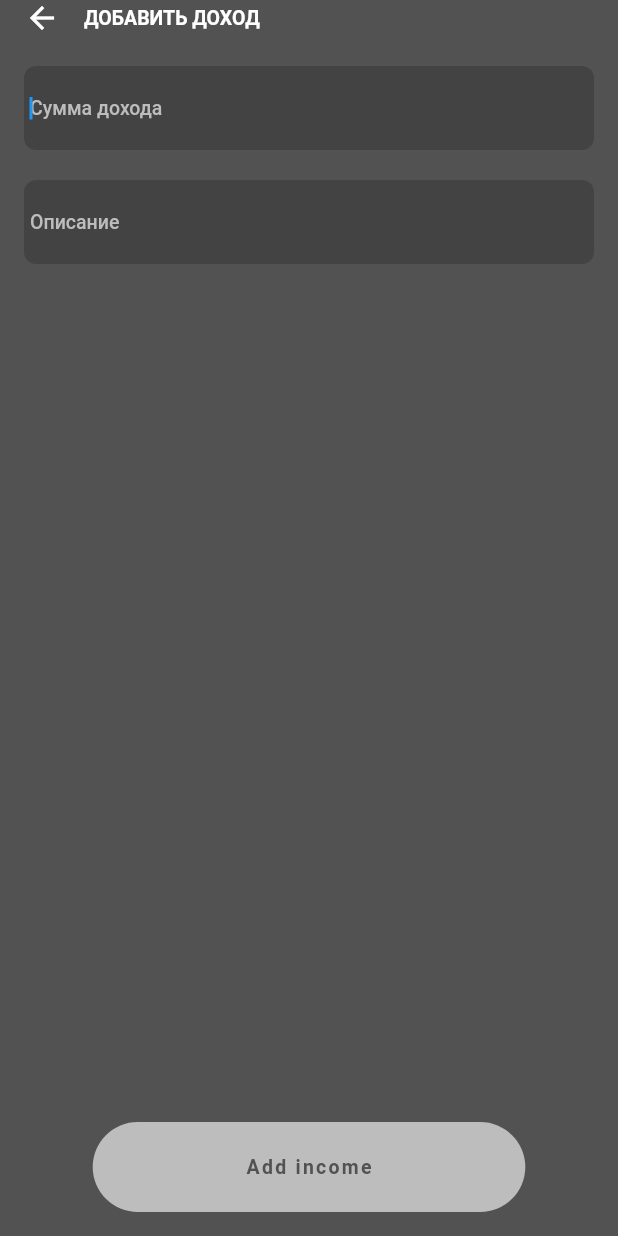
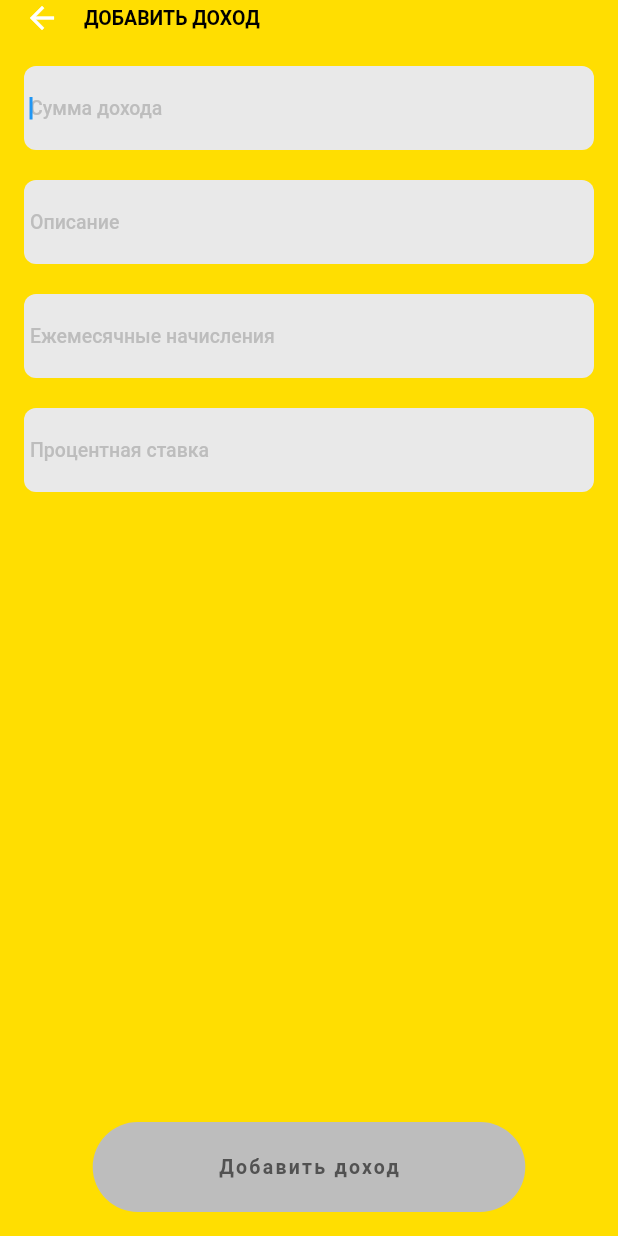
Before and after one commit to ivan-lab-pvls/TinBank, a Flutter app: the AddIncomeScreen screen opened directly with empty values, on a phone screen of 412 x 824 dp. Run offline on Flutter 3.47's test engine with Material 2 defaults, Android fonts, the light colour scheme and no system bars; our stand-ins replace dio, firebase_core, firebase_messaging, flutter_local_notifications, flutter_svg, go_router and 3 more; accounts and stored records are empty; network calls fail; statements that could not run were skipped.

Commit message:
first commitx

```diff
--- a/lib/data/models/income.dart
+++ b/lib/data/models/income.dart
@@ -21,11 +21,11 @@ class Income {
 
 enum IncomeSource {
   @JsonValue('personalEncome')
-  personalIncome('assets/income_source/personal_income.png', 'Personal income'),
+  personalIncome('assets/income_source/personal_income.png', 'Личные начисления'),
   @JsonValue('realEstate')
-  realEstate('assets/income_source/real_estate.png', 'Real estate'),
+  realEstate('assets/income_source/real_estate.png', 'Недвижимость'),
   @JsonValue('dividents')
-  dividents('assets/income_source/dividents.png', 'Dividents');
+  dividents('assets/income_source/dividents.png', 'Дивиденды');
 
   const IncomeSource(this.iconPath, this.title);
 
--- a/lib/screens/add_income_screen/add_income_screen.dart
+++ b/lib/screens/add_income_screen/add_income_screen.dart
@@ -31,9 +31,13 @@ class AddIncomeScreen extends StatefulWidget {
 class _AddIncomeScreenState extends State<AddIncomeScreen> {
   final TextEditingController _summController = TextEditingController();
   final TextEditingController _descController = TextEditingController();
+  final TextEditingController d1 = TextEditingController();
+  final TextEditingController d2 = TextEditingController();
 
   final FocusNode _summFocusNode = FocusNode();
   final FocusNode _descFocusNode = FocusNode();
+  final FocusNode _d1 = FocusNode();
+  final FocusNode _d2 = FocusNode();
 
   final ValueNotifier<bool> buttonEnabledNotifier = ValueNotifier(false);
 
@@ -70,7 +74,7 @@ class _AddIncomeScreenState extends State<AddIncomeScreen> {
   @override
   Widget build(BuildContext context) {
     return Scaffold(
-      backgroundColor: CustomTheme.greyColor,
+      backgroundColor: context.theme.primaryColor,
       body: SafeArea(
         child: Padding(
           padding: const EdgeInsets.symmetric(horizontal: 16),
@@ -91,7 +95,7 @@ class _AddIncomeScreenState extends State<AddIncomeScreen> {
                   Text(
                     'ДОБАВИТЬ ДОХОД',
                     style: context.textTheme.displayMedium
-                        ?.copyWith(color: CustomTheme.whiteColor),
+                        ?.copyWith(color: const Color.fromARGB(255, 0, 0, 0)),
                   ),
                 ],
               ),
@@ -112,6 +116,18 @@ class _AddIncomeScreenState extends State<AddIncomeScreen> {
                 focusNode: _descFocusNode,
                 hintText: 'Описание',
               ),
+              const SizedBox(height: 20),
+              AddIncomeTextField(
+                controller: d1,
+                focusNode: _d1,
+                hintText: 'Ежемесячные начисления',
+              ),
+              const SizedBox(height: 20),
+              AddIncomeTextField(
+                controller: d2,
+                focusNode: _d2,
+                hintText: 'Процентная ставка',
+              ),
             ],
           ),
         ),
@@ -119,7 +135,7 @@ class _AddIncomeScreenState extends State<AddIncomeScreen> {
       floatingActionButton: AddIncomeButton(
         buttonEnabledNotifier: buttonEnabledNotifier,
         onTap: _onAddIncomeTap,
-        title: widget.income == null ? 'Add income' : 'Edit income',
+        title: widget.income == null ? 'Добавить доход' : 'Редактировать',
       ),
       floatingActionButtonLocation: FloatingActionButtonLocation.centerFloat,
     );
--- a/lib/screens/add_income_screen/widgets/add_income_text_field.dart
+++ b/lib/screens/add_income_screen/widgets/add_income_text_field.dart
@@ -26,7 +26,7 @@ class AddIncomeTextField extends StatelessWidget {
     return Container(
       padding: const EdgeInsets.all(4),
       decoration: BoxDecoration(
-        color: CustomTheme.darkGreyColor,
+        color: Color.fromARGB(255, 233, 233, 233),
         borderRadius: BorderRadius.circular(8),
       ),
       child: TextField(
@@ -37,7 +37,7 @@ class AddIncomeTextField extends StatelessWidget {
         keyboardType: keyboardType,
         inputFormatters: inputFormatters,
         style: context.textTheme.titleLarge?.copyWith(
-          color: CustomTheme.whiteColor,
+          color: const Color.fromARGB(255, 0, 0, 0),
         ),
         decoration: InputDecoration(
           hintText: hintText,
--- a/lib/screens/incomes_screen/widgets/incomes_empty_body.dart
+++ b/lib/screens/incomes_screen/widgets/incomes_empty_body.dart
@@ -35,13 +35,13 @@ class IncomesEmptyBody extends StatelessWidget {
               ),
               const SizedBox(height: 12),
               Text(
-                'No information on income yet',
+                'Нету информации о доходах',
                 style: context.textTheme.displayMedium,
                 textAlign: TextAlign.center,
               ),
               const SizedBox(height: 12),
               Text(
-                'Click on the "Add income" button',
+                'Нажмите на кнопку "+", чтобы добавить доходы',
                 style: context.textTheme.titleMedium,
                 textAlign: TextAlign.center,
               )
--- a/lib/screens/main_screen/main_screen.dart
+++ b/lib/screens/main_screen/main_screen.dart
@@ -68,7 +68,7 @@ class MainScreen extends StatelessWidget {
                           ),
                         ),
                         Text(
-                          'View all',
+                          'Читать все',
                           style: context.textTheme.titleSmall,
                         ),
                       ],
--- a/pubspec.yaml
+++ b/pubspec.yaml
@@ -21,7 +21,7 @@ dependencies:
   flutter_slidable: ^3.0.0
   smooth_page_indicator: ^1.1.0
   overlay_support: ^2.1.0
-  flutter_inappwebview: ^5.8.0
+  # flutter_inappwebview: ^5.8.0
   firebase_core: ^2.1.1
   firebase_messaging: ^14.2.2
   flutter_local_notifications: ^9.8.0+1
```
Also changed, not shown: lib/screens/incomes_screen/widgets/income_options_bottom_sheet.dart (+4 -4 lines), lib/screens/initial_screen/initial_screen.dart (+9 -9 lines), lib/screens/ll_screen/ll_screen.dart (+9 -9 lines), lib/screens/settings_screen/settings_screen.dart (+11 -7 lines), pubspec.lock, 1 other file.
